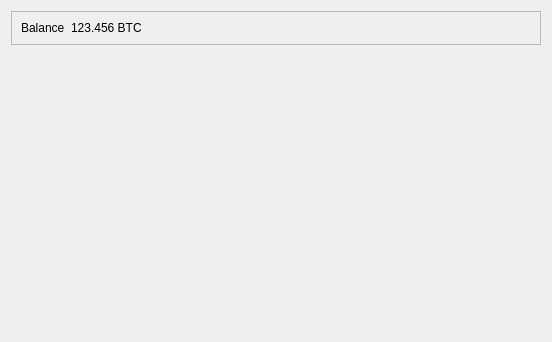
Qt form src/qt/forms/overviewpage.ui (raffermeko/bitcoin) before a commit.
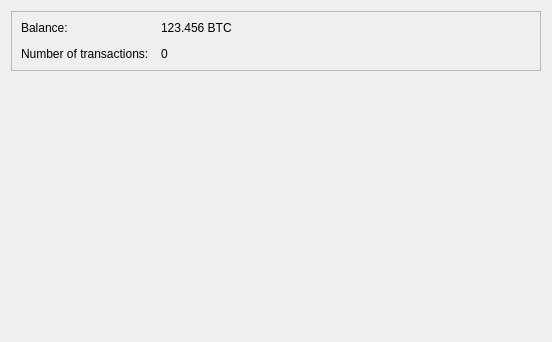
The same form after that commit.

Commit message: Rename "History" tab to more logical "Transactions", move "Number of transactions" from status bar to overview page

What changed in the file:
```diff
--- a/src/qt/forms/overviewpage.ui
+++ b/src/qt/forms/overviewpage.ui
@@ -26,10 +26,16 @@
       <property name="fieldGrowthPolicy">
        <enum>QFormLayout::AllNonFixedFieldsGrow</enum>
       </property>
+      <property name="horizontalSpacing">
+       <number>12</number>
+      </property>
+      <property name="verticalSpacing">
+       <number>12</number>
+      </property>
       <item row="0" column="0">
        <widget class="QLabel" name="label">
         <property name="text">
-         <string>Balance</string>
+         <string>Balance:</string>
         </property>
        </widget>
       </item>
@@ -40,6 +46,20 @@
         </property>
        </widget>
       </item>
+      <item row="1" column="0">
+       <widget class="QLabel" name="label_2">
+        <property name="text">
+         <string>Number of transactions:</string>
+        </property>
+       </widget>
+      </item>
+      <item row="1" column="1">
+       <widget class="QLabel" name="labelNumTransactions">
+        <property name="text">
+         <string>0</string>
+        </property>
+       </widget>
+      </item>
      </layout>
     </widget>
    </item>
```
The commit also changes 4 other files.
